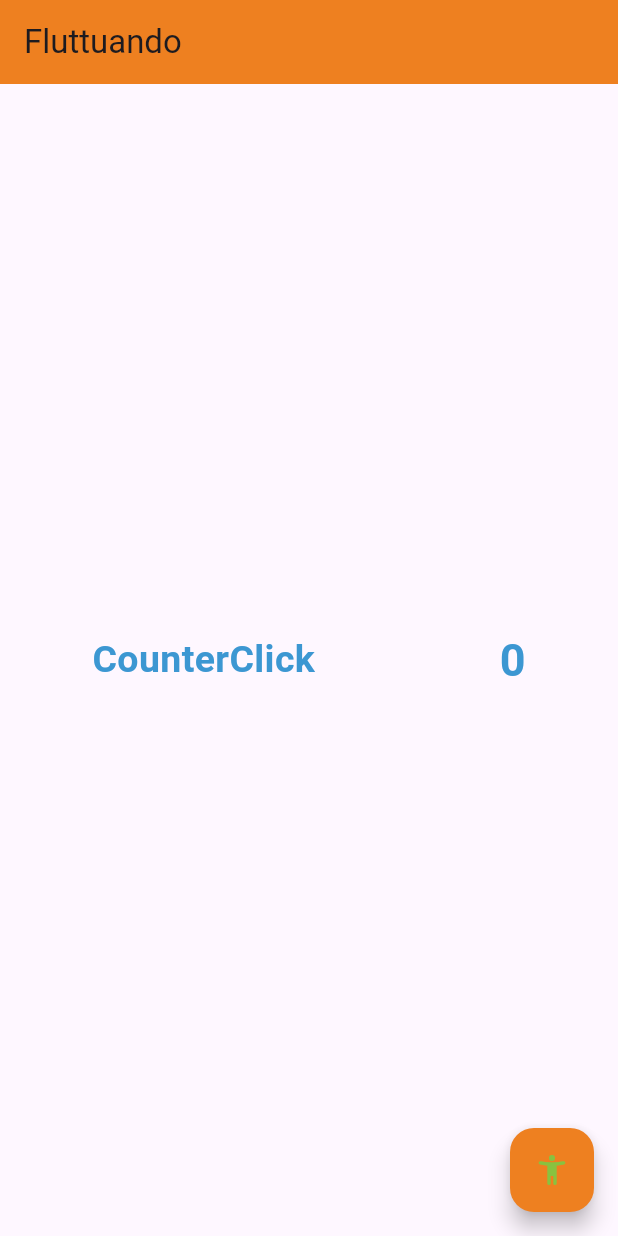
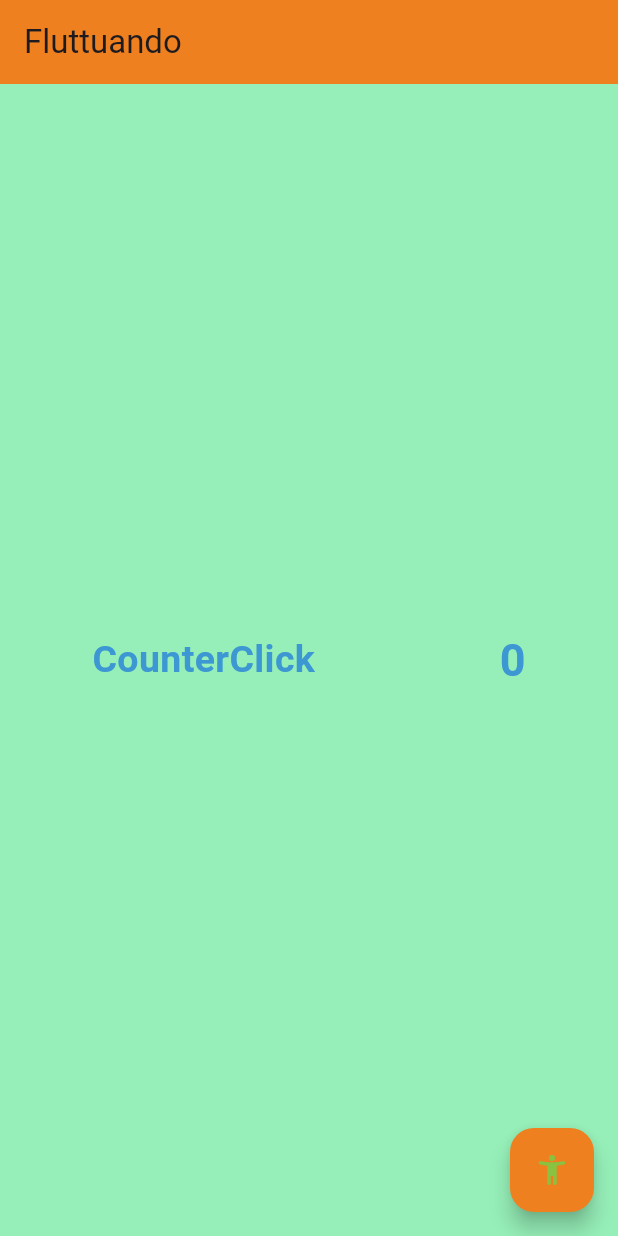
Before and after one commit to marcotuliosr/application_for_program_desenvolve_grupo_boticario, a Flutter app: the screen it shows after launch, on a phone screen of 412 x 824 dp. Run offline on Flutter 3.47's test engine with Material 3 defaults, Android fonts, the phone set to English and light mode, and no system bars.

Commit message:
style: change backgroundColor Scaffold

```diff
--- a/lib/main.dart
+++ b/lib/main.dart
@@ -41,6 +41,7 @@ class _MyHomePageState extends State<MyHomePage> {
   @override
   Widget build(BuildContext context) {
     return Scaffold(
+      backgroundColor: const Color.fromARGB(255, 150, 239, 184),
       appBar: AppBar(
         backgroundColor: const Color(0xFFEE8020),
         title: Text(widget.title),
```
